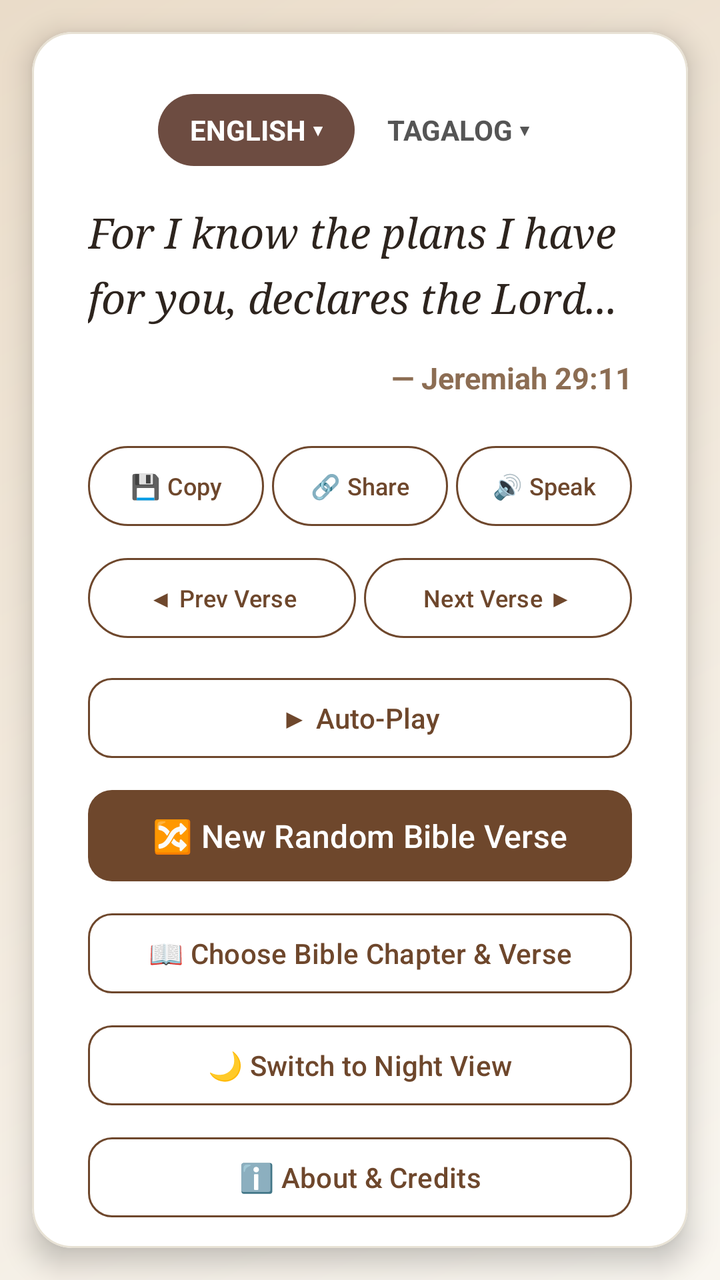
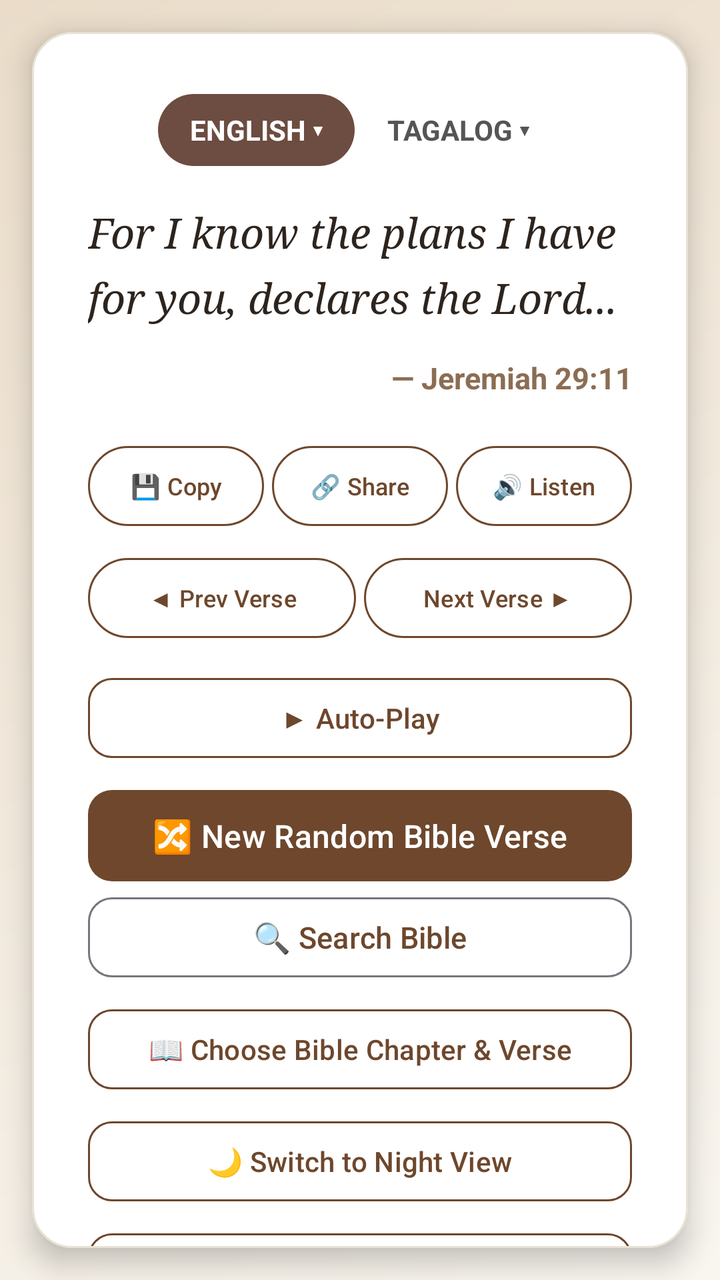

Compare the two renders of this Android layout. The source of the first and the diff that turns it into the second are given below.
<!-- AndroidManifest.xml: application theme Theme.EnglishTagalogBible -->
<!-- res/layout/activity_main.xml -->
<?xml version="1.0" encoding="utf-8"?>
<RelativeLayout xmlns:android="http://schemas.android.com/apk/res/android"
    xmlns:app="http://schemas.android.com/apk/res-auto"
    android:layout_width="match_parent"
    android:layout_height="match_parent"
    android:background="@drawable/bg_gradient">

    
    <com.google.android.material.card.MaterialCardView
        android:id="@+id/verseCard"
        android:layout_width="match_parent"
        android:layout_height="match_parent"
        android:layout_margin="16dp"
        app:cardCornerRadius="20dp"
        app:cardElevation="8dp"
        app:cardBackgroundColor="#FFFFFF"
        app:strokeWidth="1dp"
        app:strokeColor="#E8E2D5">

        
        <ScrollView
            android:layout_width="match_parent"
            android:layout_height="match_parent"
            android:fillViewport="true"
            android:scrollbars="none">

            <LinearLayout
                android:layout_width="match_parent"
                android:layout_height="wrap_content"
                android:orientation="vertical"
                android:padding="28dp">

                
                <include
                    android:id="@+id/languageTogglePill"
                    layout="@layout/layout_language_toggle"
                    android:layout_width="wrap_content"
                    android:layout_height="wrap_content"
                    android:layout_gravity="center_horizontal"
                    android:layout_marginBottom="16dp" />

                
                <TextView
                    android:id="@+id/tvVerseText"
                    android:layout_width="match_parent"
                    android:layout_height="wrap_content"
                    android:text="For I know the plans I have for you, declares the Lord..."
                    android:textSize="21sp"
                    android:textColor="#2D241E"
                    android:fontFamily="serif"
                    android:lineSpacingMultiplier="1.3"
                    android:textStyle="italic" />

                
                <TextView
                    android:id="@+id/tvVerseRef"
                    android:layout_width="match_parent"
                    android:layout_height="wrap_content"
                    android:layout_marginTop="16dp"
                    android:text="— Jeremiah 29:11"
                    android:textSize="15sp"
                    android:textColor="#8C6D53"
                    android:textStyle="bold"
                    android:gravity="end" />

                
                <LinearLayout
                    android:layout_width="match_parent"
                    android:layout_height="wrap_content"
                    android:layout_marginTop="20dp"
                    android:orientation="horizontal"
                    android:weightSum="3">
                    
                    
                    <com.google.android.material.button.MaterialButton
                        android:id="@+id/btnCopy"
                        style="?attr/materialButtonOutlinedStyle"
                        android:layout_width="0dp"
                        android:layout_height="wrap_content"
                        android:layout_weight="1"
                        android:text="💾 Copy"
                        android:textSize="12sp"
                        android:insetLeft="0dp"
                        android:insetRight="0dp"
                        android:paddingHorizontal="2dp"
                        android:textColor="#6E472C"
                        app:strokeColor="#6E472C"
                        android:layout_marginEnd="2dp" />
                    
                    
                    <com.google.android.material.button.MaterialButton
                        android:id="@+id/btnShare"
                        style="?attr/materialButtonOutlinedStyle"
                        android:layout_width="0dp"
                        android:layout_height="wrap_content"
                        android:layout_weight="1"
                        android:text="🔗 Share"
                        android:textSize="12sp"
                        android:insetLeft="0dp"
                        android:insetRight="0dp"
                        android:paddingHorizontal="2dp"
                        android:textColor="#6E472C"
                        app:strokeColor="#6E472C"
                        android:layout_marginStart="2dp"
                        android:layout_marginEnd="2dp" />

                    
                    <com.google.android.material.button.MaterialButton
                        android:id="@+id/btnSpeak"
                        style="?attr/materialButtonOutlinedStyle"
                        android:layout_width="0dp"
                        android:layout_height="wrap_content"
                        android:layout_weight="1"
                        android:text="🔊 Speak"
                        android:textSize="12sp"
                        android:insetLeft="0dp"
                        android:insetRight="0dp"
                        android:paddingHorizontal="2dp"
                        android:textColor="#6E472C"
                        app:strokeColor="#6E472C"
                        android:layout_marginStart="2dp" />
                </LinearLayout>

                
                <LinearLayout
                    android:layout_width="match_parent"
                    android:layout_height="wrap_content"
                    android:layout_marginTop="8dp"
                    android:orientation="horizontal"
                    android:weightSum="2">

                    
                    <com.google.android.material.button.MaterialButton
                        android:id="@+id/btnPrev"
                        style="?attr/materialButtonOutlinedStyle"
                        android:layout_width="0dp"
                        android:layout_height="wrap_content"
                        android:layout_weight="1"
                        android:text="◀ Prev Verse"
                        android:textSize="12sp"
                        android:insetLeft="0dp"
                        android:insetRight="0dp"
                        android:textColor="#6E472C"
                        app:strokeColor="#6E472C"
                        android:layout_marginEnd="2dp" />

                    
                    <com.google.android.material.button.MaterialButton
                        android:id="@+id/btnNext"
                        style="?attr/materialButtonOutlinedStyle"
                        android:layout_width="0dp"
                        android:layout_height="wrap_content"
                        android:layout_weight="1"
                        android:text="Next Verse ▶"
                        android:textSize="12sp"
                        android:insetLeft="0dp"
                        android:insetRight="0dp"
                        android:textColor="#6E472C"
                        app:strokeColor="#6E472C"
                        android:layout_marginStart="2dp" />
                </LinearLayout>

                
                <com.google.android.material.button.MaterialButton
                    android:id="@+id/btnAutoPlay"
                    style="?attr/materialButtonOutlinedStyle"
                    android:layout_width="match_parent"
                    android:layout_height="wrap_content"
                    android:layout_marginTop="12dp"
                    android:text="▶ Auto-Play"
                    android:textSize="14sp"
                    android:textColor="#6E472C"
                    app:strokeColor="#6E472C"
                    app:cornerRadius="12dp" />

                
                <com.google.android.material.button.MaterialButton
                    android:id="@+id/btnRefresh"
                    android:layout_width="match_parent"
                    android:layout_height="wrap_content"
                    android:layout_marginTop="8dp"
                    android:text="🔀 New Random Bible Verse"
                    android:textSize="16sp"
                    android:paddingVertical="12dp"
                    app:backgroundTint="#6E472C"
                    app:cornerRadius="12dp" />

                
                <com.google.android.material.button.MaterialButton
                    android:id="@+id/btnSelectManual"
                    style="?attr/materialButtonOutlinedStyle"
                    android:layout_width="match_parent"
                    android:layout_height="wrap_content"
                    android:layout_marginTop="8dp"
                    android:text="📖 Choose Bible Chapter &amp; Verse"
                    android:textColor="#6E472C"
                    app:strokeColor="#6E472C"
                    app:cornerRadius="12dp" />

                
                <com.google.android.material.button.MaterialButton
                    android:id="@+id/btnToggleTheme"
                    style="?attr/materialButtonOutlinedStyle"
                    android:layout_width="match_parent"
                    android:layout_height="wrap_content"
                    android:layout_marginTop="8dp"
                    android:text="🌙 Switch to Night View"
                    android:textColor="#6E472C"
                    app:strokeColor="#6E472C"
                    app:cornerRadius="12dp" />

                
                <com.google.android.material.button.MaterialButton
                    android:id="@+id/btnAbout"
                    style="?attr/materialButtonOutlinedStyle"
                    android:layout_width="match_parent"
                    android:layout_height="wrap_content"
                    android:layout_marginTop="8dp"
                    android:layout_marginBottom="4dp"
                    android:text="ℹ️ About &amp; Credits"
                    android:textColor="#6E472C"
                    app:strokeColor="#6E472C"
                    app:cornerRadius="12dp" />

            </LinearLayout>
        </ScrollView>
    </com.google.android.material.card.MaterialCardView>
</RelativeLayout>
<!-- res/layout/layout_language_toggle.xml (included above) -->
<?xml version="1.0" encoding="utf-8"?>
<LinearLayout xmlns:android="http://schemas.android.com/apk/res/android"
    android:layout_width="wrap_content"
    android:layout_height="wrap_content"
    android:orientation="horizontal"
    android:background="@drawable/bg_pill_container"
    android:padding="3dp"
    android:gravity="center">

    <TextView
        android:id="@+id/btnKjv"
        android:layout_width="wrap_content"
        android:layout_height="36dp"
        android:text="ENGLISH ▾"
        android:textSize="14sp"
        android:textStyle="bold"
        android:gravity="center"
        android:paddingHorizontal="16dp"
        android:background="@drawable/bg_pill_selected"
        android:textColor="@android:color/white" />

    <TextView
        android:id="@+id/btnTagalog"
        android:layout_width="wrap_content"
        android:layout_height="36dp"
        android:text="TAGALOG ▾"
        android:textSize="14sp"
        android:textStyle="bold"
        android:gravity="center"
        android:paddingHorizontal="16dp"
        android:background="@android:color/transparent"
        android:textColor="#555555" />

</LinearLayout>
<!-- resources referenced by this layout -->
<resources>
  <!-- drawable bg_gradient (drawable) -->
  <?xml version="1.0" encoding="utf-8"?>
  <shape xmlns:android="http://schemas.android.com/apk/res/android"
      android:shape="rectangle">
      <gradient
          android:angle="135"
          android:startColor="#F9F6F0"
          android:endColor="#EADcc9"
          android:type="linear" />
  </shape>
  <!-- drawable bg_pill_container (drawable) -->
  <?xml version="1.0" encoding="utf-8"?>
  <shape xmlns:android="http://schemas.android.com/apk/res/android"
      android:shape="rectangle">
  
      <corners android:radius="20dp" />
  </shape>
  <!-- drawable bg_pill_selected (drawable) -->
  <?xml version="1.0" encoding="utf-8"?>
  <shape xmlns:android="http://schemas.android.com/apk/res/android"
      android:shape="rectangle">
      <solid android:color="#6D4C41" /> 
      <corners android:radius="18dp" />
  </shape>
  <style name="Theme.EnglishTagalogBible" parent="Theme.Material3.DayNight.NoActionBar">
          
          <item name="colorPrimary">#6E472C</item>
          <item name="android:statusBarColor">#6E472C</item>
      </style>
</resources>

<!-- the commit's change to res/layout/activity_main.xml (unified diff, before → after) -->
@@ -111,7 +111,7 @@
                         android:layout_width="0dp"
                         android:layout_height="wrap_content"
                         android:layout_weight="1"
-                        android:text="🔊 Speak"
+                        android:text="🔊 Listen"
                         android:textSize="12sp"
                         android:insetLeft="0dp"
                         android:insetRight="0dp"
@@ -184,7 +184,18 @@
                     android:paddingVertical="12dp"
                     app:backgroundTint="#6E472C"
                     app:cornerRadius="12dp" />
-
+                
+                
+                <com.google.android.material.button.MaterialButton
+                    android:id="@+id/btnSearch"
+                    style="?attr/materialButtonOutlinedStyle"
+                    android:layout_width="match_parent"
+                    android:layout_height="wrap_content"
+                    android:layout_marginTop="8smp"
+                    android:text="🔍 Search Bible"
+                    android:textAllCaps="false"
+                    android:textSize="15sp"
+                    app:cornerRadius="12dp"/>
                 
                 <com.google.android.material.button.MaterialButton
                     android:id="@+id/btnSelectManual"
